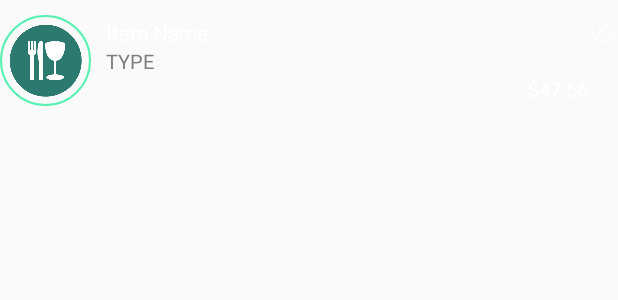
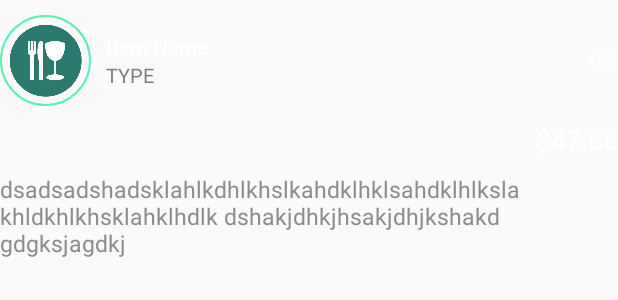
Before and after one commit to laibi0923/Receipt, an Android app: the layout c01_recordmain_item.xml on its own in the app's theme, with its tools: preview values and no code run, on a phone screen of 412 x 824 dp. Shown: the top 300 px of the screen. Run offline under Robolectric (Android 15) with nearby library versions, the phone set to English and light mode, and no system bars.

Commit message:
28/3/2019

```diff
--- a/app/build.gradle
+++ b/app/build.gradle
@@ -25,12 +25,12 @@ android {
 
 dependencies {
     implementation fileTree(include: ['*.jar'], dir: 'libs')
-    implementation 'com.android.support:appcompat-v7:25.+'
+    implementation 'com.android.support:appcompat-v7:27.+'
     implementation 'com.android.support.constraint:constraint-layout:1.1.3'
     api 'junit:junit:4.12'
     //androidTestImplementation 'com.android.support.test:runner:1.0.2'
     //androidTestImplementation 'com.android.support.test.espresso:espresso-core:3.0.2'
-    implementation 'com.android.support:design:25.+'
+    implementation 'com.android.support:design:27.+'
 
     //implementation 'com.google.firebase:firebase-core:16.0.0'
     implementation 'com.google.firebase:firebase-auth:16.0.1'
--- a/app/src/main/java/com/example/lpc/receipt/NewRecord/NewRecod_Main.java
+++ b/app/src/main/java/com/example/lpc/receipt/NewRecord/NewRecod_Main.java
@@ -142,11 +142,11 @@ public class NewRecod_Main extends AppCompatActivity implements Keybord_Fragment
 
 
 
-	public void NewReceipt_Data(String Item_Name, String Item_Type, String Item_Price){
+	public void NewReceipt_Data(String Item_Name, String Item_Type, String Item_Price, String Item_Remarks){
 
-		Receipt_Item_Model modle = new Receipt_Item_Model(Item_Name, Item_Type, Item_Price);
+		Receipt_Item_Model modle = new Receipt_Item_Model(Item_Name, Item_Type, Item_Price, Item_Remarks);
 
-		receipt_list. add(modle);
+		receipt_list.add(modle);
 
 		Receipt_Adapter.notifyDataSetChanged();
 
--- a/app/src/main/java/com/example/lpc/receipt/NewRecord/Receipt_Adapter.java
+++ b/app/src/main/java/com/example/lpc/receipt/NewRecord/Receipt_Adapter.java
@@ -46,6 +46,8 @@ public class Receipt_Adapter extends RecyclerView.Adapter<Receipt_Adapter.Receip
 
         holder.viewholder_itemprice.setText(mData.get(position).getItemPrice());
 
+        holder.viewholder_itemremarks.setText(mData.get(position).getItemRemarks());
+
     }
 
     @Override
@@ -64,7 +66,7 @@ public class Receipt_Adapter extends RecyclerView.Adapter<Receipt_Adapter.Receip
 
         private ImageView viewholder_itemtypeimg;
 
-        private TextView viewholder_itemname, viewholder_itemtype, viewholder_itemprice;
+        private TextView viewholder_itemname, viewholder_itemtype, viewholder_itemprice, viewholder_itemremarks;
 
 
         public Receipt_ViewHolder(View itemView) {
@@ -75,6 +77,8 @@ public class Receipt_Adapter extends RecyclerView.Adapter<Receipt_Adapter.Receip
             viewholder_itemtype = itemView.findViewById(R.id.viewholder_itemtype);
 
             viewholder_itemprice = itemView.findViewById(R.id.viewholder_itemprice);
+
+            viewholder_itemremarks = itemView.findViewById(R.id.viewholder_itemremarks);
 
             itemView.setOnClickListener(this);
         }
--- a/app/src/main/res/layout/c01_record_maincontent.xml
+++ b/app/src/main/res/layout/c01_record_maincontent.xml
@@ -32,6 +32,7 @@
 					android:background="@android:color/transparent"
 					android:padding="10dp"
 					android:hint="名稱"
+					android:singleLine="true"
 					android:textColor="#FFFFFF"
 					android:textColorHint="#FFFFFF"
 					android:imeOptions="actionDone"
--- a/app/src/main/res/layout/c01_recordmain_item.xml
+++ b/app/src/main/res/layout/c01_recordmain_item.xml
@@ -2,7 +2,8 @@
 <LinearLayout
     xmlns:android="http://schemas.android.com/apk/res/android"
     android:layout_width="match_parent"
-    android:layout_height="wrap_content">
+    android:layout_height="wrap_content"
+    android:orientation="vertical">
 
     <LinearLayout
         android:layout_width="match_parent"
@@ -49,18 +50,8 @@
                 android:text="TYPE"
                 android:textColor="#7E7E7E"/>
 
-            <TextView
-                android:id="@+id/viewholder_itemprice"
-                android:layout_height="wrap_content"
-                android:layout_width="match_parent"
-                android:gravity="center|right"
-                android:textSize="13dp"
-                android:singleLine="true"
-                android:ellipsize="end"
-                android:text="$47.66"
-                android:textColor="@color/text_color_1"/>
+        </LinearLayout>
 
-        </LinearLayout>
 
         <RelativeLayout
             android:layout_width="20dp"
@@ -69,11 +60,46 @@
             <ImageView
                 android:layout_width="20dp"
                 android:layout_height="20dp"
+                android:layout_centerInParent="true"
                 android:tint="@color/text_color_1"
                 android:src="@mipmap/ic_delete"/>
 
         </RelativeLayout>
 
+
+    </LinearLayout>
+
+    <LinearLayout
+        android:layout_width="match_parent"
+        android:layout_height="wrap_content"
+        android:orientation="vertical">
+
+        <TextView
+            android:id="@+id/viewholder_itemprice"
+            android:layout_height="wrap_content"
+            android:layout_width="match_parent"
+            android:gravity="center|right"
+            android:textSize="18dp"
+            android:singleLine="true"
+            android:ellipsize="end"
+            android:text="$47.66"
+            android:textColor="@color/text_color_1"/>
+
+        <TextView
+            android:id="@+id/viewholder_itemremarks"
+            android:layout_height="wrap_content"
+            android:layout_width="match_parent"
+            android:paddingTop="10dp"
+            android:gravity="center|left"
+            android:textSize="15dp"
+            android:maxLines="3"
+            android:ellipsize="end"
+            android:text="dsadsadshadsklahlkdhlkhslkahdklhklsahdklhlkslakhldkhlkhsklahklhdlk
+dshakjdhkjhsakjdhjkshakd
+gdgksjagdkj
+"
+            android:textColor="@color/text_color_2"/>
+
     </LinearLayout>
 
 
```
Also changed, not shown: app/src/main/java/com/example/lpc/receipt/NewRecord/BottomSheetDialog.java (+6 -2 lines), app/src/main/java/com/example/lpc/receipt/NewRecord/Receipt_Item_Model.java (+12 -2 lines), app/src/main/java/com/example/lpc/receipt/NewRecord/SearchType.java (+29 -4 lines), app/src/main/java/com/example/lpc/receipt/NewRecord/SearchType_Adapter.java (+18 -1 lines), app/src/main/res/layout/c01_record_savedialog.xml (+13 -0 lines).
